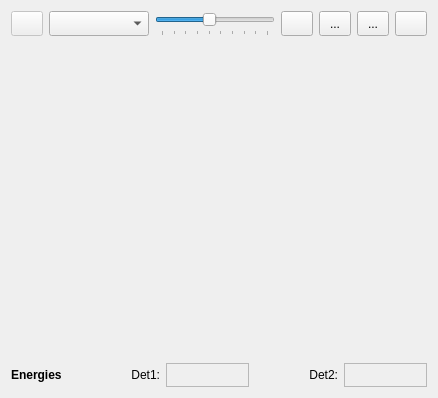
Before: the Qt Designer form forms/form_plot2d.ui in usnistgov/qpx-gamma, drawn with Qt 5.
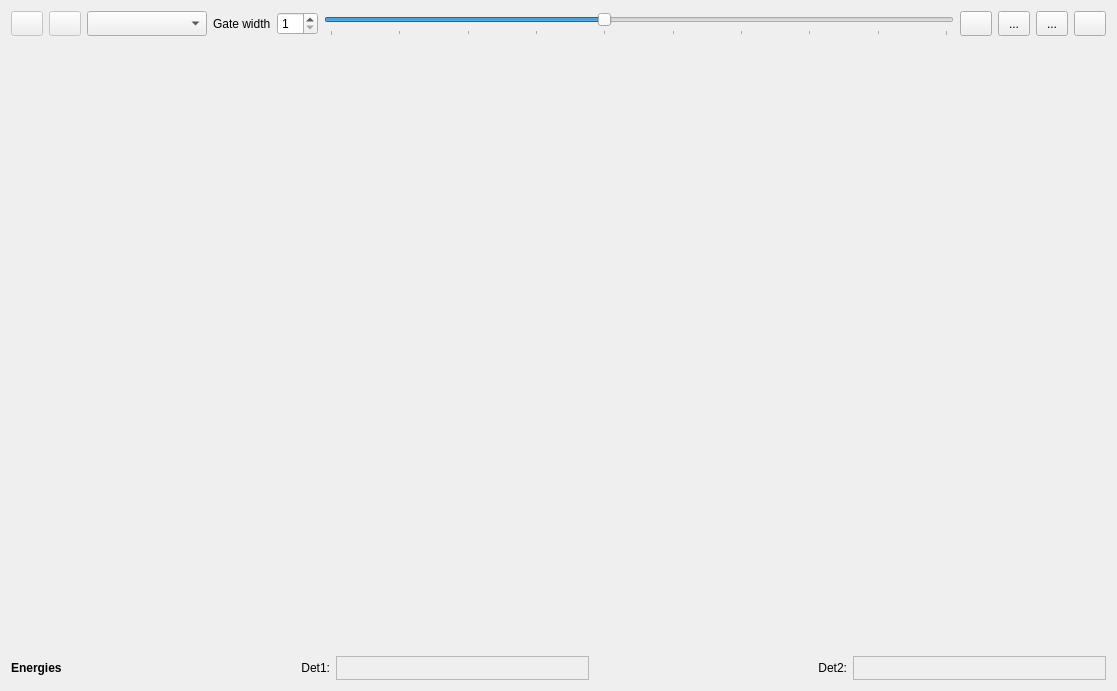
After: the same form once the commit is applied. Icons and pictures are not drawn. Custom widgets are drawn as their Qt base class.

Commit message: cps rates, 2d analysis, gate on energy ranges

Diff of the .ui file:
```diff
--- a/forms/form_plot2d.ui
+++ b/forms/form_plot2d.ui
@@ -6,8 +6,8 @@
    <rect>
     <x>0</x>
     <y>0</y>
-    <width>438</width>
-    <height>398</height>
+    <width>1117</width>
+    <height>691</height>
    </rect>
   </property>
   <property name="sizePolicy">
@@ -72,6 +72,47 @@
          </property>
         </widget>
        </item>
+       <item>
+        <widget class="QPushButton" name="pushAnalyse">
+         <property name="enabled">
+          <bool>false</bool>
+         </property>
+         <property name="sizePolicy">
+          <sizepolicy hsizetype="Maximum" vsizetype="Fixed">
+           <horstretch>0</horstretch>
+           <verstretch>0</verstretch>
+          </sizepolicy>
+         </property>
+         <property name="minimumSize">
+          <size>
+           <width>0</width>
+           <height>25</height>
+          </size>
+         </property>
+         <property name="maximumSize">
+          <size>
+           <width>32</width>
+           <height>25</height>
+          </size>
+         </property>
+         <property name="toolTip">
+          <string>Analyse</string>
+         </property>
+         <property name="text">
+          <string/>
+         </property>
+         <property name="icon">
+          <iconset resource="qpxres.qrc">
+           <normaloff>:/new/icons/oxy/preferences_web_browser_cache.png</normaloff>:/new/icons/oxy/preferences_web_browser_cache.png</iconset>
+         </property>
+         <property name="iconSize">
+          <size>
+           <width>18</width>
+           <height>18</height>
+          </size>
+         </property>
+        </widget>
+       </item>
        <item>
         <widget class="QComboBox" name="comboChose2d">
          <property name="sizePolicy">
@@ -97,6 +138,35 @@
          </property>
         </widget>
        </item>
+       <item>
+        <widget class="QLabel" name="labelGateWidth">
+         <property name="sizePolicy">
+          <sizepolicy hsizetype="Maximum" vsizetype="Preferred">
+           <horstretch>0</horstretch>
+           <verstretch>0</verstretch>
+          </sizepolicy>
+         </property>
+         <property name="text">
+          <string>Gate width</string>
+         </property>
+        </widget>
+       </item>
+       <item>
+        <widget class="QSpinBox" name="spinGateWidth">
+         <property name="sizePolicy">
+          <sizepolicy hsizetype="Maximum" vsizetype="Fixed">
+           <horstretch>0</horstretch>
+           <verstretch>0</verstretch>
+          </sizepolicy>
+         </property>
+         <property name="minimum">
+          <number>1</number>
+         </property>
+         <property name="value">
+          <number>1</number>
+         </property>
+        </widget>
+       </item>
        <item>
         <widget class="QSlider" name="sliderZoom2d">
          <property name="sizePolicy">
```
Left out of the diff: 3 changed lines with no effect on the pictures. The commit also changes 18 other files.
